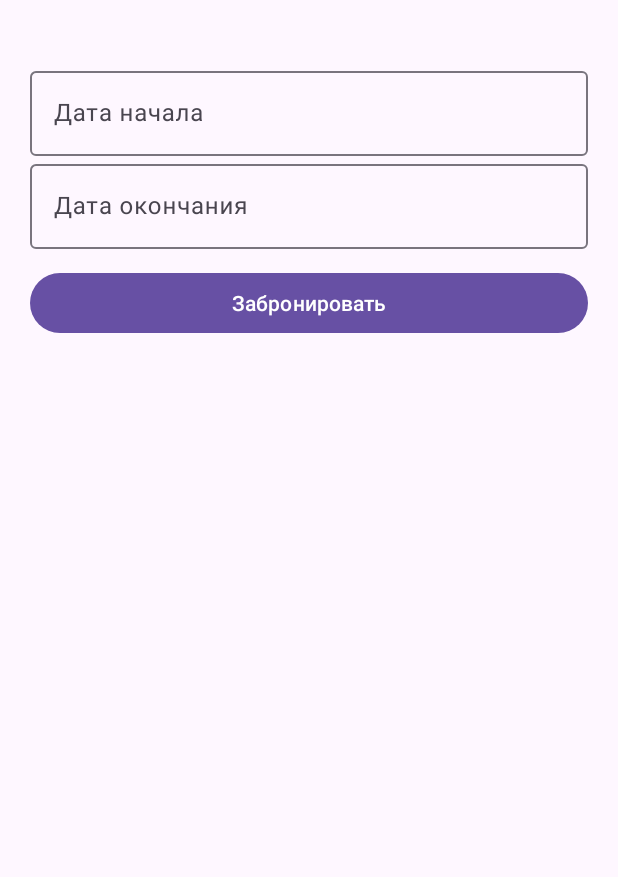
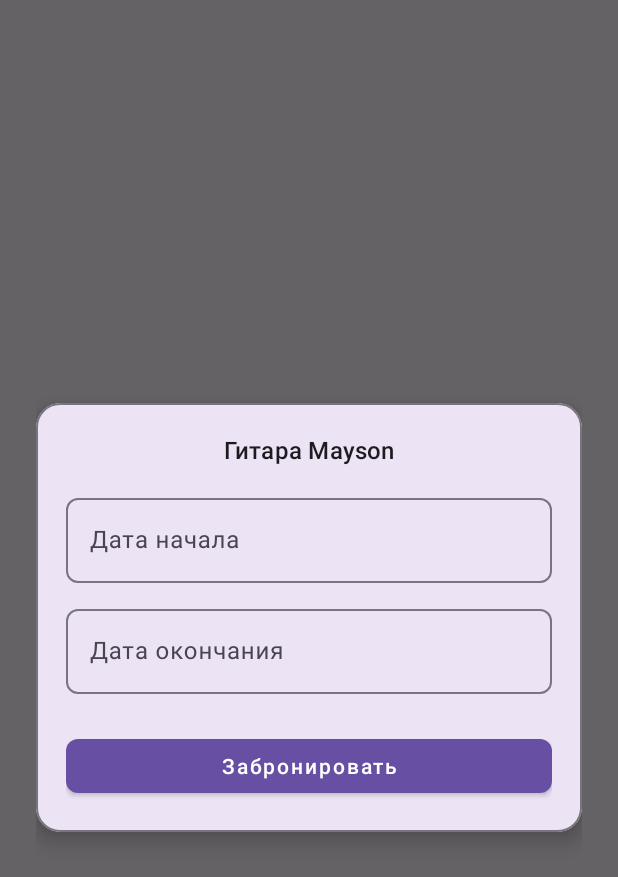
Before and after one commit to K1niTs/-diploma-FRONT, an Android app built with Jetpack Compose: the layout dialog_book.xml on its own in the app's theme, with its tools: preview values and no code run, on a phone screen of 412 x 824 dp. Shown: the top 877 px of the screen. Run offline under Robolectric (Android 15) with nearby library versions, the phone set to English and light mode, and no system bars.

Commit message:
обновление дизайна бронирования

```diff
--- a/app/src/main/res/layout/dialog_book.xml
+++ b/app/src/main/res/layout/dialog_book.xml
@@ -1,5 +1,23 @@
 <?xml version="1.0" encoding="utf-8"?>
-<LinearLayout xmlns:android="http://schemas.android.com/apk/res/android"
+<FrameLayout xmlns:android="http://schemas.android.com/apk/res/android"
+    xmlns:app="http://schemas.android.com/apk/res-auto"
+    android:layout_width="match_parent"
+    android:layout_height="match_parent"
+    android:padding="24dp"
+    android:background="@color/transparent_black_60">
+
+    <com.google.android.material.card.MaterialCardView
+        android:layout_width="match_parent"
+        android:layout_height="wrap_content"
+        android:layout_gravity="center"
+        app:cardCornerRadius="16dp"
+        app:cardElevation="8dp"
+        app:useCompatPadding="true"
+        app:strokeColor="?attr/colorOutline"
+        app:strokeWidth="1dp"
+        android:backgroundTint="?attr/colorSurface">
+
+        <LinearLayout
             android:orientation="vertical"
             android:padding="20dp"
             android:layout_width="match_parent"
@@ -9,34 +27,60 @@
                 android:id="@+id/tvInstrument"
                 style="@style/TextAppearance.Material3.TitleMedium"
                 android:layout_width="match_parent"
-        android:layout_height="wrap_content"/>
+                android:layout_height="wrap_content"
+                android:text="Гитара Mayson"
+                android:textAlignment="center"
+                android:layout_marginBottom="16dp"/>
 
             <com.google.android.material.textfield.TextInputLayout
                 android:layout_width="match_parent"
                 android:layout_height="wrap_content"
-        android:hint="Дата начала">
+                android:hint="Дата начала"
+                app:boxBackgroundMode="outline"
+                app:boxCornerRadiusTopStart="8dp"
+                app:boxCornerRadiusTopEnd="8dp"
+                app:boxCornerRadiusBottomStart="8dp"
+                app:boxCornerRadiusBottomEnd="8dp"
+                android:layout_marginBottom="12dp">
+
                 <com.google.android.material.textfield.TextInputEditText
                     android:id="@+id/etFrom"
+                    android:layout_width="match_parent"
+                    android:layout_height="wrap_content"
                     android:focusable="false"
-            android:layout_width="match_parent"
-            android:layout_height="wrap_content"/>
+                    android:clickable="true"
+                    android:inputType="none"/>
             </com.google.android.material.textfield.TextInputLayout>
 
             <com.google.android.material.textfield.TextInputLayout
                 android:layout_width="match_parent"
                 android:layout_height="wrap_content"
-        android:hint="Дата окончания">
+                android:hint="Дата окончания"
+                app:boxBackgroundMode="outline"
+                app:boxCornerRadiusTopStart="8dp"
+                app:boxCornerRadiusTopEnd="8dp"
+                app:boxCornerRadiusBottomStart="8dp"
+                app:boxCornerRadiusBottomEnd="8dp"
+                android:layout_marginBottom="24dp">
+
                 <com.google.android.material.textfield.TextInputEditText
                     android:id="@+id/etTo"
+                    android:layout_width="match_parent"
+                    android:layout_height="wrap_content"
                     android:focusable="false"
-            android:layout_width="match_parent"
-            android:layout_height="wrap_content"/>
+                    android:clickable="true"
+                    android:inputType="none"/>
             </com.google.android.material.textfield.TextInputLayout>
 
-    <Button
+            <com.google.android.material.button.MaterialButton
                 android:id="@+id/btnOk"
-        android:layout_marginTop="12dp"
+                style="@style/Widget.MaterialComponents.Button"
                 android:layout_width="match_parent"
                 android:layout_height="wrap_content"
-        android:text="Забронировать"/>
+                android:text="Забронировать"
+                app:cornerRadius="8dp"
+                android:textAllCaps="false"/>
+
         </LinearLayout>
+    </com.google.android.material.card.MaterialCardView>
+</FrameLayout>
--- a/app/src/main/res/values/colors.xml
+++ b/app/src/main/res/values/colors.xml
@@ -7,4 +7,5 @@
     <color name="teal_700">#FF018786</color>
     <color name="black">#FF000000</color>
     <color name="white">#FFFFFFFF</color>
+    <color name="transparent_black_60">#99000000</color>
 </resources>
```
Lines whose indentation alone changed are shown as unchanged.
